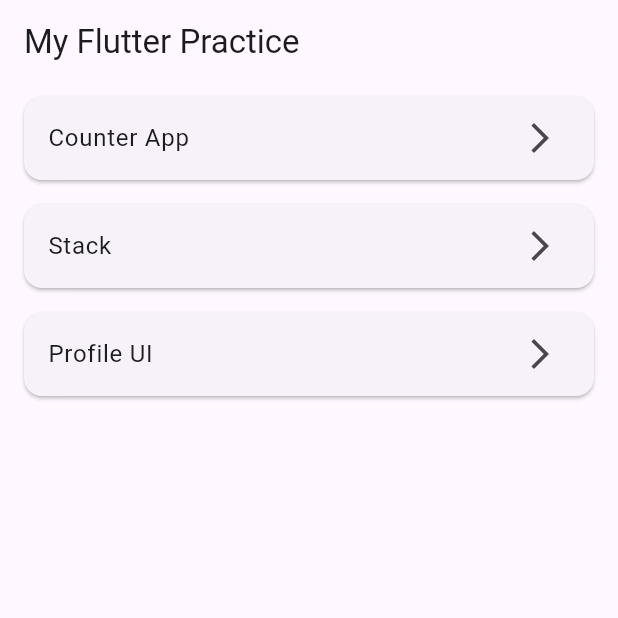
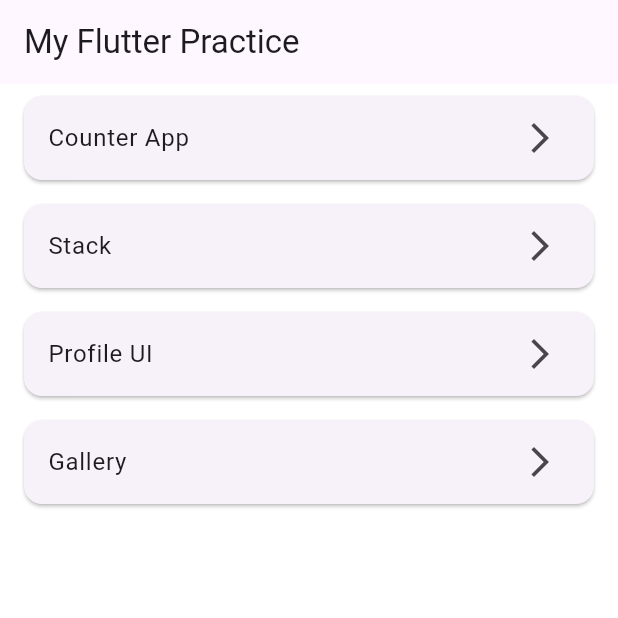
Before and after one commit to muhammadsohail07/Flutter-Learn, a Flutter app: the screen it shows after launch, on a phone screen of 412 x 824 dp, the top half of it. Run offline on Flutter 3.47's test engine with Material 3 defaults, Android fonts, the phone set to English and light mode, and no system bars.

Commit message:
gallery ny using GridView Builder

```diff
--- /dev/null
+++ b/lib/Tasks/Gallery/gallery.dart
@@ -0,0 +1,71 @@
+import 'package:flutter/material.dart';
+
+class GalleryUI extends StatelessWidget {
+  const GalleryUI({super.key});
+
+  final List<String> imageUrls = const [
+    'https://picsum.photos/250?image=237',
+    'https://picsum.photos/250?image=238',
+    'https://picsum.photos/250?image=239',
+    'https://picsum.photos/250?image=240',
+    'https://picsum.photos/250?image=241',
+    'https://picsum.photos/250?image=242',
+    'https://picsum.photos/250?image=243',
+    'https://picsum.photos/250?image=244',
+    'https://picsum.photos/250?image=245',
+    'https://picsum.photos/250?image=246',
+    'https://picsum.photos/250?image=247',
+    'https://picsum.photos/250?image=248',
+  ];
+
+  @override
+  Widget build(BuildContext context) {
+    return MaterialApp(
+      debugShowCheckedModeBanner: false,
+      title: 'Photo Gallery',
+      theme: ThemeData(primarySwatch: Colors.blue),
+      home: Scaffold(
+        appBar: AppBar(title: const Text('Photo Gallery'), centerTitle: true),
+        body: GridView.builder(
+          padding: const EdgeInsets.all(10),
+
+          scrollDirection: Axis.vertical,
+
+          gridDelegate: const SliverGridDelegateWithFixedCrossAxisCount(
+            crossAxisCount: 3,
+            crossAxisSpacing: 8,
+            mainAxisSpacing: 8,
+            childAspectRatio: 1.0,
+          ),
+
+          itemCount: imageUrls.length,
+
+          shrinkWrap: false,
+
+          physics: const BouncingScrollPhysics(),
+
+          itemBuilder: (BuildContext context, int index) {
+            return ClipRRect(
+              borderRadius: BorderRadius.circular(10),
+              child: Image.network(
+                imageUrls[index],
+                fit: BoxFit.cover,
+
+                loadingBuilder: (context, child, loadingProgress) {
+                  if (loadingProgress == null) return child;
+                  return const Center(
+                    child: CircularProgressIndicator(strokeWidth: 2),
+                  );
+                },
+
+                errorBuilder: (context, error, stackTrace) {
+                  return const Icon(Icons.broken_image, color: Colors.grey);
+                },
+              ),
+            );
+          },
+        ),
+      ),
+    );
+  }
+}
--- a/lib/Tasks/ProfileUI/ProfileUi.dart
+++ b/lib/Tasks/ProfileUI/ProfileUi.dart
@@ -79,7 +79,7 @@ class Profileui extends StatelessWidget {
                     BoxShadow(
                       color: Colors.black.withOpacity(0.05),
                       blurRadius: 8,
-                      offset: const Offset(0, 3),
+                      offset: const Offset(0, 8),
                     ),
                   ],
                 ),
@@ -191,7 +191,7 @@ class _VerticalDivider extends StatelessWidget {
   }
 }
 
-// ---------- Profile Tile Widget (Row: icon + title + arrow) ----------
+
 class _ProfileTile extends StatelessWidget {
   final IconData icon;
   final String title;
--- a/lib/main.dart
+++ b/lib/main.dart
@@ -11,6 +11,7 @@ class MyApp extends StatelessWidget {
   @override
   Widget build(BuildContext context) {
     return MaterialApp(
+      color: Colors.white,
       debugShowCheckedModeBanner: false,
       home: const Home(),
     );
@@ -24,13 +25,17 @@ class Home extends StatelessWidget {
   Widget build(BuildContext context) {
     return Scaffold(
       appBar: AppBar(title: const Text('My Flutter Practice')),
-      body: ListView.builder(
+      body: Container(
+        color: Colors.white,
+        child: ListView.builder(
           itemCount: tasks.length,
           itemBuilder: (context, index) {
             final task = tasks[index];
             return Card(
+
               margin: const EdgeInsets.symmetric(horizontal: 16, vertical: 8),
               child: ListTile(
+                hoverColor: Colors.green ,
                 title: Text(task.title),
                 trailing: const Icon(Icons.arrow_forward_ios),
                 onTap: () {
@@ -43,6 +48,7 @@ class Home extends StatelessWidget {
             );
           },
         ),
+      ),
     );
   }
 }
--- a/lib/task_list.dart
+++ b/lib/task_list.dart
@@ -2,6 +2,7 @@ import 'package:flutter/material.dart';
 import 'Tasks/CounterApp/counterApp.dart';
 import 'Tasks/Stack/stack.dart';
 import 'Tasks/ProfileUI/ProfileUi.dart';
+import 'Tasks/Gallery/gallery.dart';
 
 class TaskItem {
   final String title;
@@ -13,5 +14,6 @@ class TaskItem {
 final List<TaskItem> tasks = [
   TaskItem(title: 'Counter App', page: const CounterApp()),
   TaskItem(title: 'Stack', page: const StackDetails()),
-  TaskItem(title: "Profile UI", page: Profileui())
+  TaskItem(title: "Profile UI", page: Profileui()),
+  TaskItem(title: "Gallery", page: GalleryUI())
 ];
```
Lines whose indentation alone changed are shown as unchanged.
